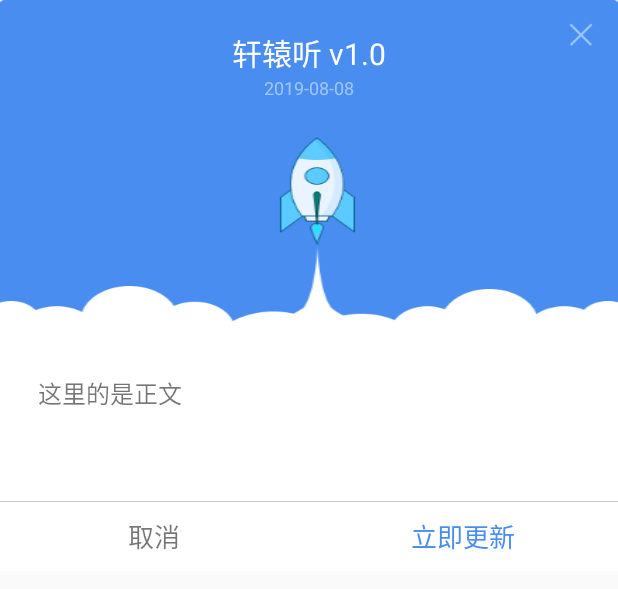
After one commit to dooqu/mting3, an Android app: the layout dialog_upgrade.xml on its own in the app's theme, with its tools: preview values and no code run, on a phone screen of 412 x 824 dp. The commit adds this screen. Shown: the top 589 px of the screen. Run offline under Robolectric (Android 15) with nearby library versions, the phone set to English and light mode, and no system bars.

Commit message:
增加升级dialog

```diff
--- /dev/null
+++ b/app/src/main/res/layout/dialog_upgrade.xml
@@ -0,0 +1,107 @@
+<?xml version="1.0" encoding="utf-8"?>
+<LinearLayout xmlns:android="http://schemas.android.com/apk/res/android"
+    android:layout_width="match_parent"
+    android:layout_height="wrap_content"
+    android:orientation="vertical">
+
+    <RelativeLayout
+        android:layout_width="match_parent"
+        android:layout_height="wrap_content"
+        android:background="@color/white">
+
+        <ImageView
+            android:id="@+id/bannerImg"
+            android:layout_width="match_parent"
+            android:layout_height="wrap_content"
+            android:layout_alignParentTop="true"
+            android:layout_centerHorizontal="true"
+            android:scaleType="fitXY"
+            android:src="@mipmap/dialog_upgrade" />
+
+        <ImageView
+            android:id="@+id/dialog_upgrade_close"
+            android:layout_width="50dp"
+            android:layout_height="35dp"
+            android:layout_alignParentTop="true"
+            android:layout_alignParentRight="true"
+            android:layout_marginTop="5dp"
+            android:layout_marginRight="0dp"
+            android:scaleType="centerInside"
+            android:src="@mipmap/dialog_upgrade_close" />
+
+        <TextView
+            android:id="@+id/upgrade_name"
+            android:layout_width="wrap_content"
+            android:layout_height="wrap_content"
+            android:layout_alignParentTop="true"
+            android:layout_centerHorizontal="true"
+            android:layout_marginTop="20dp"
+            android:text="轩辕听 v1.0"
+            android:textColor="@color/white"
+            android:textSize="20sp" />
+
+        <TextView
+            android:id="@+id/upgrade_time_text"
+            android:layout_width="wrap_content"
+            android:layout_height="wrap_content"
+            android:layout_below="@+id/upgrade_name"
+            android:layout_centerHorizontal="true"
+            android:text="2019-08-08"
+            android:textColor="#9ec6fe"
+            android:textSize="12sp" />
+
+        <TextView
+            android:id="@+id/upgrade_content_text"
+            android:layout_width="match_parent"
+            android:layout_height="wrap_content"
+            android:layout_below="@+id/bannerImg"
+            android:layout_marginHorizontal="25dp"
+            android:layout_marginTop="35dp"
+            android:layout_marginBottom="20dp"
+            android:lineHeight="20dp"
+            android:maxLines="5"
+            android:minLines="3"
+            android:scrollbars="horizontal"
+            android:singleLine="false"
+            android:text="这里的是正文"
+            android:textSize="16sp" />
+
+        <View
+            android:id="@+id/upgrade_hr"
+            android:layout_width="match_parent"
+            android:layout_height="1px"
+            android:layout_below="@+id/upgrade_content_text"
+            android:background="@color/color_c9c9c9"></View>
+
+
+        <LinearLayout
+            android:layout_width="match_parent"
+            android:layout_height="46dp"
+            android:layout_below="@+id/upgrade_hr"
+            android:orientation="horizontal">
+
+            <TextView
+                android:id="@+id/upgrade_button_cancel"
+                android:layout_width="0px"
+                android:layout_height="match_parent"
+                android:layout_gravity="center"
+                android:layout_weight="1"
+                android:gravity="center"
+                android:text="取消"
+                android:textSize="17sp" />
+
+            <TextView
+                android:id="@+id/upgrade_button_confirm"
+                android:layout_width="0px"
+                android:layout_height="match_parent"
+                android:layout_gravity="center"
+                android:layout_weight="1"
+                android:gravity="center"
+                android:text="立即更新"
+                android:textColor="@color/color_blue"
+                android:textSize="17sp" />
+
+        </LinearLayout>
+    </RelativeLayout>
+
+</LinearLayout>
--- a/app/src/main/res/values/colors.xml
+++ b/app/src/main/res/values/colors.xml
@@ -3,4 +3,11 @@
     <color name="colorPrimary">#008577</color>
     <color name="colorPrimaryDark">#00574B</color>
     <color name="colorAccent">#D81B60</color>
+
+    <color name="white">#fff</color>
+    <color name="color_blue">#488DEF</color>
+    <color name="font_gray3">#a1a1a1</color>
+    <color name="color_c9c9c9">#c9c9c9</color>
+
+
 </resources>
```
Also changed, not shown: app/src/main/java/cn/xylink/mting/dialog/UpgradeConfirmDialog.java (added, +153 -0 lines), app/src/main/java/cn/xylink/mting/upgrade/UpgradeManager.java (added, +225 -0 lines), app/src/main/res/values/styles.xml (+12 -0 lines), app/src/main/res/mipmap-xhdpi/dialog_upgrade.png (added), app/src/main/res/mipmap-xhdpi/dialog_upgrade_close.png (added).
